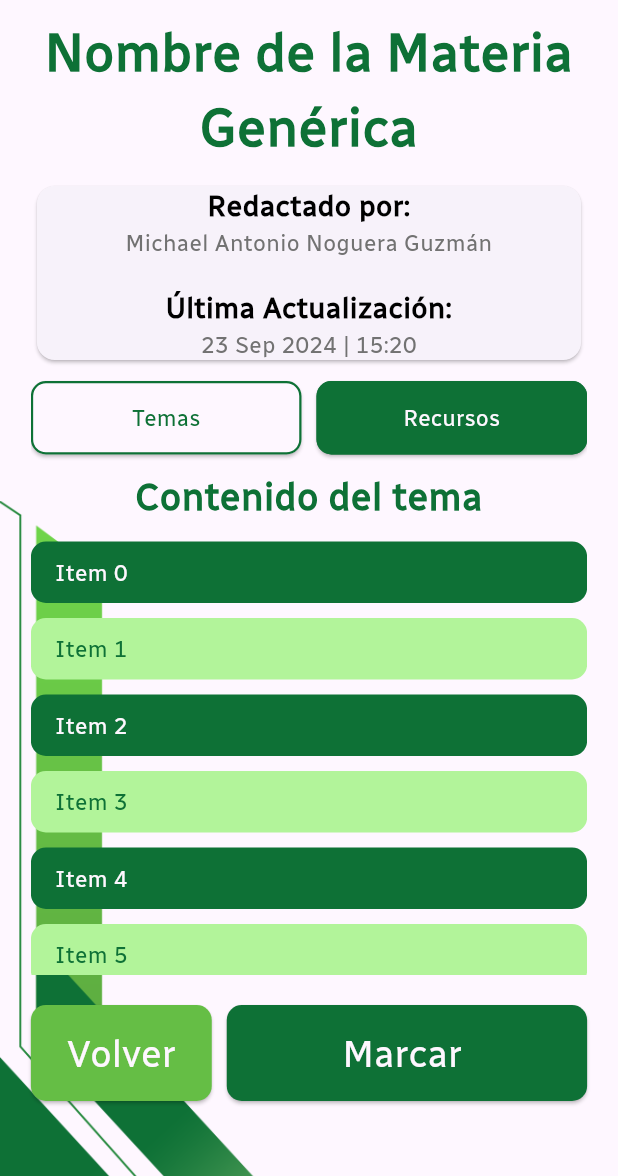
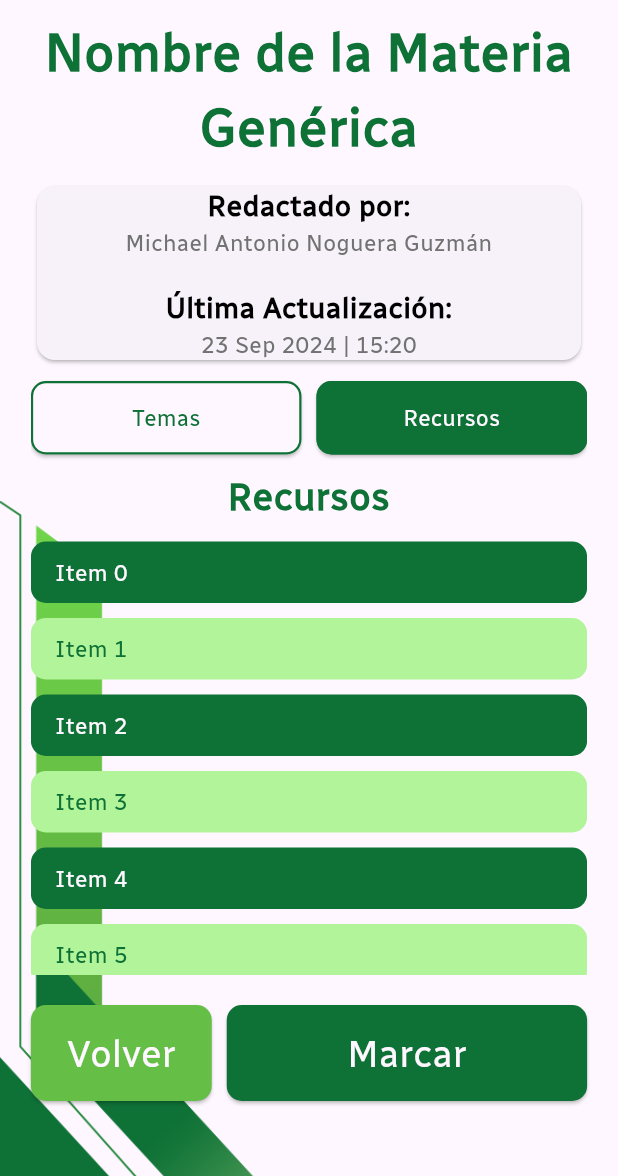
Before and after one commit to AntonioNoguera/project_atenea, a Flutter app: the SubjectDetailPage screen opened directly, after a tap on "Recursos", on a phone screen of 412 x 824 dp, the part 60-1236 px from its top. Run offline on Flutter 3.47's test engine with Material 3 defaults, Android fonts, the phone set to English and light mode, and no system bars; our stand-ins replace firebase_core, flutter_svg, fluttertoast, shared_preferences; accounts and stored records are empty; statements that could not run were skipped.

Commit message:
Feat [ Swaping Beetwen Contents] -> Nowthe user is able to actually swap beetwen contents, pending on all the stuff related to the data accesing

```diff
--- a/lib/src/domain/repositories/session_repository.dart
+++ b/lib/src/domain/repositories/session_repository.dart
@@ -1,9 +1,9 @@
-import '../entities/session.dart';
+import '../entities/session_entity.dart';
 
 abstract class SessionRepository {
   const SessionRepository();
 
-  Future<Session?> getSession();
-  Future<void> saveSession(Session session);
+  Future<SessionEntity?> getSession();
+  Future<void> saveSession(SessionEntity session);
   Future<void> clearSession();
 }
--- a/lib/src/domain/use_cases/session_use_cases.dart
+++ b/lib/src/domain/use_cases/session_use_cases.dart
@@ -1,4 +1,4 @@
-import 'package:proyect_atenea/src/domain/entities/session.dart';
+import 'package:proyect_atenea/src/domain/entities/session_entity.dart';
 import 'package:proyect_atenea/src/domain/repositories/session_repository.dart';
 
 class GetSessionUseCase {
@@ -6,7 +6,7 @@ class GetSessionUseCase {
 
   const GetSessionUseCase(this.repository);
 
-  Future<Session?> call() async {
+  Future<SessionEntity?> call() async {
     return await repository.getSession();
   }
 }
@@ -16,7 +16,7 @@ class SaveSessionUseCase {
 
   const SaveSessionUseCase(this.repository);
 
-  Future<void> call(Session session) async {
+  Future<void> call(SessionEntity session) async {
     await repository.saveSession(session);
   }
 }
--- a/lib/src/presentation/pages/home/my_subjects_page.dart
+++ b/lib/src/presentation/pages/home/my_subects/my_subjects_page.dart
@@ -1,5 +1,5 @@
 import 'package:flutter/material.dart';
-import 'package:proyect_atenea/src/presentation/pages/home/widgets/home_subject.dart';
+import 'package:proyect_atenea/src/presentation/pages/home/my_subects/widgets/home_subject.dart';
 import 'package:proyect_atenea/src/presentation/values/app_theme.dart';
 import 'package:proyect_atenea/src/presentation/widgets/atenea_button.dart';
 import 'package:proyect_atenea/src/presentation/widgets/atenea_scaffold.dart';
--- a/lib/src/presentation/subjects/subject_detail_page.dart
+++ b/lib/src/presentation/subjects/subject_detail_page.dart
@@ -1,26 +1,55 @@
 import 'package:flutter/material.dart';
-import 'package:proyect_atenea/src/presentation/subjects/widgets/theme_or_file_subject.dart'; // Asegúrate de importar el nuevo widget
+import 'package:proyect_atenea/src/presentation/subjects/widgets/theme_or_file_subject.dart';
 import 'package:proyect_atenea/src/presentation/subjects/widgets/toggle_buttons_widget%20.dart';
 import 'package:proyect_atenea/src/presentation/values/app_theme.dart';
 import 'package:proyect_atenea/src/presentation/widgets/atenea_button.dart';
 import 'package:proyect_atenea/src/presentation/widgets/atenea_scaffold.dart';
 
-class SubjectDetailPage extends StatelessWidget {
+class SubjectDetailPage extends StatefulWidget {
+
+
   const SubjectDetailPage({super.key});
 
-   void _handleToggle(int activeIndex) {
-    // Aquí ejecutas el código que desees al cambiar el valor de activeIndex
-    if (activeIndex == 0) {
-      print("El botón 'Temas' está activo");
-      // Código para cuando 'Temas' está activo
-    } else {
-      print("El botón 'Recursos' está activo");
-      // Código para cuando 'Recursos' está activo
-    }
+
+  @override
+  _SubjectDetailPageState createState() => _SubjectDetailPageState();
+}
+
+class _SubjectDetailPageState extends State<SubjectDetailPage> {
+  int activeIndex = 0; // Definir una variable de estado para almacenar el índice activo
+
+
+  final Map<int, Widget> _renderedContent = {
+    0: Column(
+        children: List.generate(2, (index) {
+            return ThemeOrFileSubject(
+              contentType: 'Contenido del tema',
+              hasSvg: index == 1,
+            );
+          }),
+        ),
+
+    1: Column(
+        children: List.generate(1, (index) {
+            return ThemeOrFileSubject(
+              contentType: 'Recursos',
+              hasSvg: index == 1,
+            );
+          }),
+        ),
+  };
+
+  void _handleToggle(int index) {
+    setState(() {
+      activeIndex = index;
+    });
   }
 
   @override
   Widget build(BuildContext context) {
+
+
+
     return AteneaScaffold(
       body: Padding(
         padding: EdgeInsets.symmetric(
@@ -49,7 +78,7 @@ class SubjectDetailPage extends StatelessWidget {
                       width: double.infinity,
                       child: Card(
                         child: Column(
-                          crossAxisAlignment: CrossAxisAlignment.center, // Centra horizontalmente los hijos del Column
+                          crossAxisAlignment: CrossAxisAlignment.center,
                           children: [
                             Text(
                               'Redactado por:',
@@ -60,7 +89,6 @@ class SubjectDetailPage extends StatelessWidget {
                                 weight: FontWeights.semibold,
                               ),
                             ),
-
                             Text(
                               'Michael Antonio Noguera Guzmán',
                               textAlign: TextAlign.center,
@@ -70,9 +98,7 @@ class SubjectDetailPage extends StatelessWidget {
                                 weight: FontWeights.regular,
                               ),
                             ),
-
                             const SizedBox(height: 20),
-
                             Text(
                               'Última Actualización:',
                               textAlign: TextAlign.center,
@@ -82,7 +108,6 @@ class SubjectDetailPage extends StatelessWidget {
                                 weight: FontWeights.semibold,
                               ),
                             ),
-
                             Text(
                               '23 Sep 2024 | 15:20',
                               textAlign: TextAlign.center,
@@ -101,19 +126,13 @@ class SubjectDetailPage extends StatelessWidget {
 
                     // El nuevo widget ToggleButtonsWidget maneja su propio estado
                     ToggleButtonsWidget(
-                      onToggle: _handleToggle,  // Aquí pasamos la función que manejará el cambio
+                      onToggle: _handleToggle, // Pasa la función que manejará el cambio
                     ),
 
                     const SizedBox(height: 10),
 
-                    Column(
-                      children: List.generate(2, (index) {
-                        return ThemeOrFileSubject(
-                          contentType: 'Contenido del tema',
-                          hasSvg: index == 1,
-                        );
-                      }),
-                    ),
+                    // Cambia el contenido dinámicamente según el índice activo
+                    _renderedContent[activeIndex] ?? Text('Unrenderable')
                   ],
                 ),
               ),
@@ -135,7 +154,7 @@ class SubjectDetailPage extends StatelessWidget {
                 const SizedBox(width: 10.0),
                 Expanded(
                   child: AteneaButton(
-                    text: 'Marcar ',
+                    text: 'Marcar',
                     onPressed: () {
                       print("PressedFavorite");
                     },
```
Also changed, not shown: lib/src/data/repositories/session_repository_impl.dart (+5 -4 lines), lib/src/domain/entities/entityList.txt (added, +8 -0 lines), lib/src/domain/entities/session.dart (deleted, +0 -7 lines), lib/src/domain/entities/session_entity.dart (added, +20 -0 lines), lib/src/presentation/pages/home/home_page.dart (+19 -13 lines), lib/src/presentation/pages/home/my_profile_page.dart (deleted, +0 -88 lines), lib/src/presentation/pages/home/profile/my_profile_page.dart (added, +93 -0 lines), lib/src/presentation/providers/session_provider.dart (+7 -5 lines), lib/src/presentation/pages/home/department/department_detail.dart (added), lib/src/presentation/pages/home/my_subects/widgets/home_subject.dart (renamed from lib/src/presentation/pages/home/widgets/home_subject.dart).
